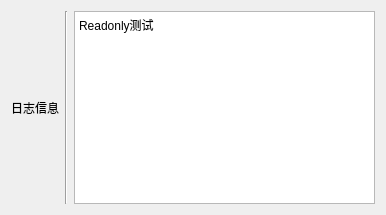
Frost-rA9/infusion-companion, file GUI/ui/info.ui: the form before one commit.
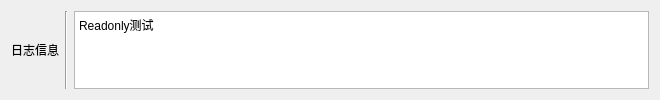
The form after the commit.

The edit to the form file:
```diff
--- a/GUI/ui/info.ui
+++ b/GUI/ui/info.ui
@@ -6,10 +6,22 @@
    <rect>
     <x>0</x>
     <y>0</y>
-    <width>386</width>
-    <height>215</height>
+    <width>660</width>
+    <height>100</height>
    </rect>
   </property>
+  <property name="minimumSize">
+   <size>
+    <width>660</width>
+    <height>100</height>
+   </size>
+  </property>
+  <property name="maximumSize">
+   <size>
+    <width>640</width>
+    <height>16777215</height>
+   </size>
+  </property>
   <property name="windowTitle">
    <string>Form</string>
   </property>
```
